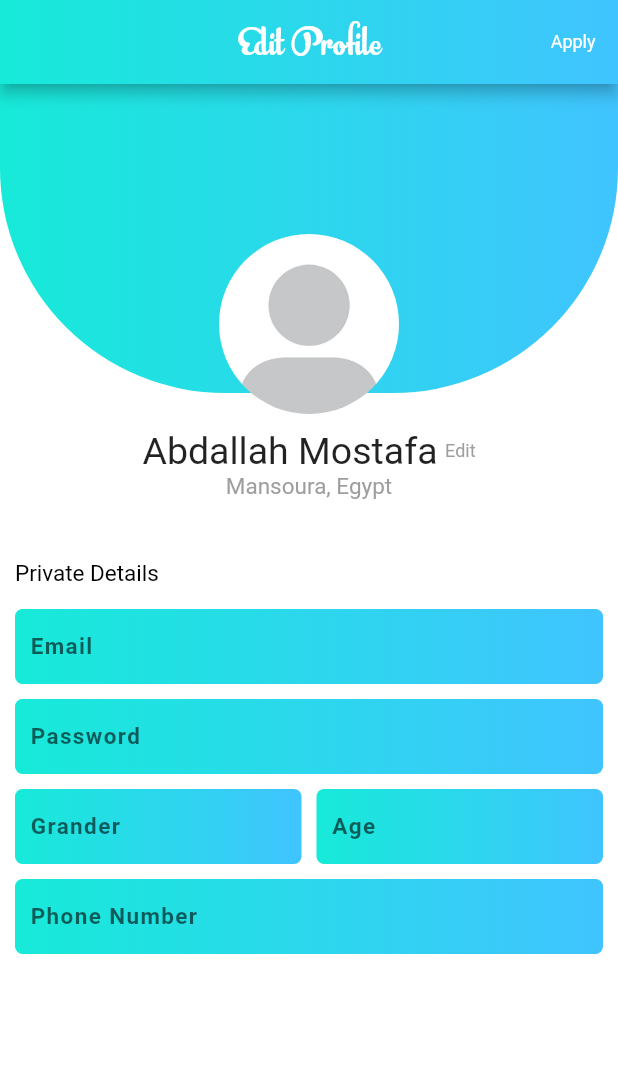
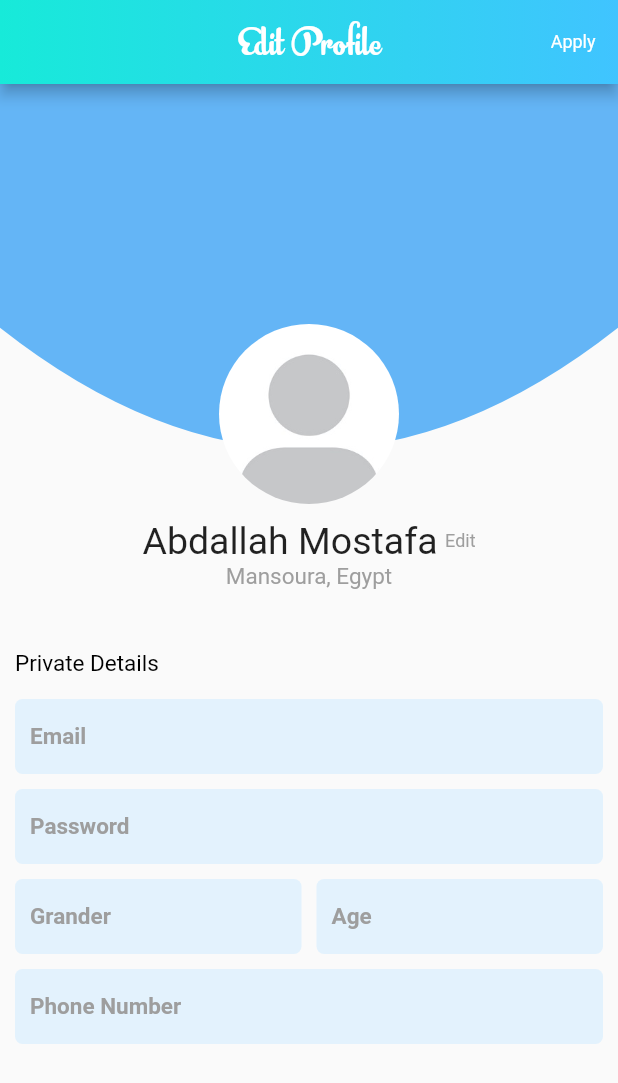
Before and after one commit to arif5995/travel_app, a Flutter app: the ProfilPage screen opened directly, on a phone screen of 412 x 824 dp. Shown: the top 1083 px of the screen. Run offline on Flutter 3.47's test engine with Material 2 defaults, Android fonts, the phone set to English and light mode, and no system bars; our stand-ins replace cached_network_image; missing offline and left inert: rate_my_app.

Commit message:
update profile

```diff
--- a/lib/ui/profil_page.dart
+++ b/lib/ui/profil_page.dart
@@ -1,4 +1,5 @@
 import 'package:flutter/material.dart';
+import 'package:travelapp/ui/widget/curve_painter_half_circle.dart';
 
 class ProfilPage extends StatelessWidget {
   @override
@@ -33,33 +34,36 @@ class ProfilPage extends StatelessWidget {
           ),
         ],
       ),
-      body: Stack(
+      body: SingleChildScrollView(
+        child: CustomPaint(
+          painter: CurvePainter(),
+          child: Stack(
             children: <Widget>[
-          Container(
-            color: Colors.white,
-            height: MediaQuery.of(context).size.height,
-          ),
-          Container(
-            height: MediaQuery.of(context).size.height * 0.25,
-            decoration: BoxDecoration(
-              borderRadius: BorderRadius.only(
-                bottomLeft: Radius.circular(150),
-                bottomRight: Radius.circular(150)
-              ),
-              gradient:  LinearGradient(
-                colors: [Color(0xFF17ead9), Colors.lightBlueAccent],
-              ),
-            ),
-          ),
-          SingleChildScrollView(
-            child: Center(
+//          Container(
+//            color: Colors.white,
+//            height: MediaQuery.of(context).size.height,
+//          ),
+//          Container(
+//            height: MediaQuery.of(context).size.height * 0.25,
+//            decoration: BoxDecoration(
+//              borderRadius: BorderRadius.only(
+//                bottomLeft: Radius.circular(150),
+//                bottomRight: Radius.circular(150)
+//              ),
+//              gradient:  LinearGradient(
+//                colors: [Color(0xFF17ead9), Colors.lightBlueAccent],
+//              ),
+//            ),
+//          ),
+
+              Center(
                 child: Padding(
                   padding: const EdgeInsets.all(10),
                   child: Column(
                     crossAxisAlignment: CrossAxisAlignment.center,
                     children: <Widget>[
                       SizedBox(
-                      height: 90,
+                        height: 150,
                       ),
                       ClipOval(
                         child: Image.asset(
@@ -89,44 +93,43 @@ class ProfilPage extends StatelessWidget {
                         alignment: Alignment.topLeft,
                           child: Text("Private Details", style: TextStyle(fontSize: 15, color: Colors.black),)),
                       SizedBox(height: 15,),
-                    _inputEditProfile(title: "Email"),
+                      _inputEditProfile(title: "Email", boolPass: false),
                       SizedBox(height: 10,),
-                    _inputEditProfile(title: "Password"),
+                      _inputEditProfile(title: "Password", boolPass: true),
                       SizedBox(height: 10,),
                       Row(
                         children: <Widget>[
                           Expanded(
                             flex: 2,
-                            child: _inputEditProfile(title: "Grander")),
+                              child: _inputEditProfile(title: "Grander", boolPass: false)),
                           SizedBox(
                             width: 10,
                           ),
                           Expanded(
                               flex: 2,
-                            child: _inputEditProfile(title: "Age")),
+                              child: _inputEditProfile(title: "Age", boolPass: false)),
                         ],
                       ),
                       SizedBox(height: 10,),
-                    _inputEditProfile(title: "Phone Number"),
+                      _inputEditProfile(title: "Phone Number", boolPass: false),
                     ],
                   ),
                 ),
               ),
-          )
             ],
+          ),
+        ),
       ),
     );
   }
 }
 
-Container _inputEditProfile({String title}){
+Container _inputEditProfile({String title, bool boolPass}){
   return Container(
     height: 50.0,
     decoration: BoxDecoration(
       borderRadius: BorderRadius.circular(5),
-      gradient:  LinearGradient(
-        colors: [Color(0xFF17ead9), Colors.lightBlueAccent],
-      ),
+      color: Colors.blue[50]
     ),
     child: Padding(
       padding: const EdgeInsets.symmetric(horizontal: 10),
@@ -138,15 +141,14 @@ Container _inputEditProfile({String title}){
               style: new TextStyle(
                   fontWeight: FontWeight.bold,
                   fontSize: 15.0,
-                  letterSpacing: 0.92,
-                  color: const Color(0x99000000))),
+                  color: Colors.grey)),
           new Expanded(
             child: new TextField(
+              obscureText: boolPass,
               style: new TextStyle(
                 fontWeight: FontWeight.bold,
                 fontSize: 14.0,
-                letterSpacing: 0.92,
-                color: const Color(0xFF000000),
+                color: Colors.blue,
               ),
               decoration: new InputDecoration(
                   border: InputBorder.none),
--- /dev/null
+++ b/lib/ui/widget/curve_painter_half_circle.dart
@@ -0,0 +1,27 @@
+import 'package:flutter/material.dart';
+
+class CurvePainter extends CustomPainter {
+
+  @override
+  void paint(Canvas canvas, Size size) {
+    var paint = Paint();
+    paint.color = Colors.blue[300];
+    paint.style = PaintingStyle.fill;
+
+    var path = Path();
+    path.moveTo(0, size.height * 0.25);
+    path.quadraticBezierTo(size.width / 2, size.height / 2, size.width, size.height * 0.25);
+
+    path.lineTo(size.width, 0);
+    path.lineTo(0, 0);
+
+    canvas.drawPath(path, paint);
+
+  }
+
+  @override
+  bool shouldRepaint(CustomPainter oldDelegate) {
+    return true;
+  }
+
+}
```
Lines whose indentation alone changed are shown as unchanged.
